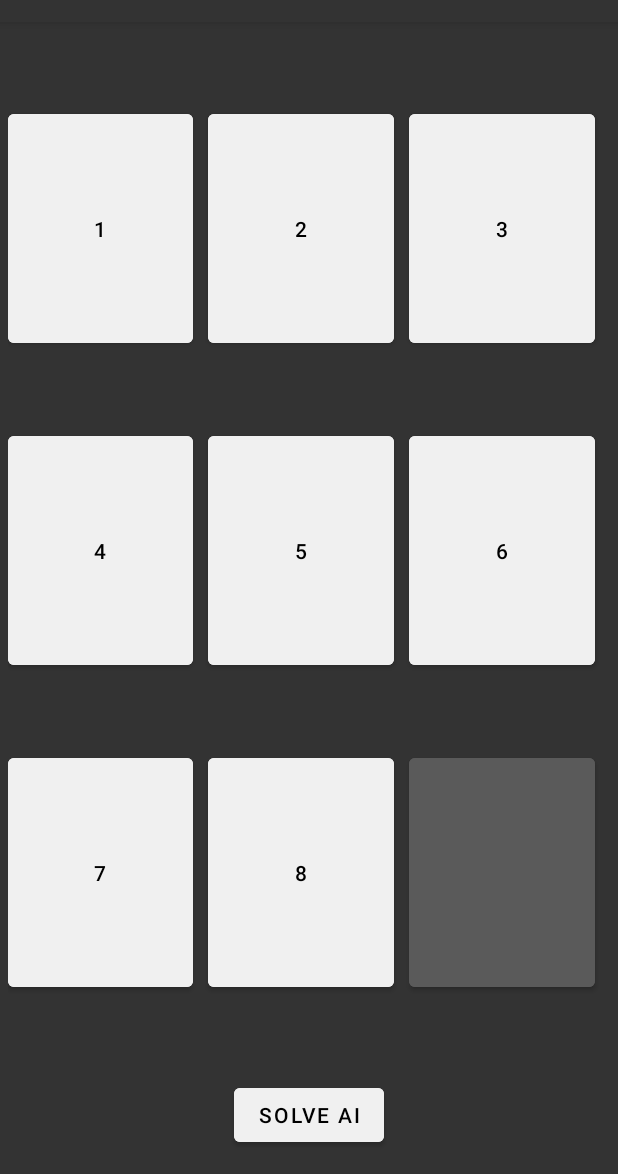
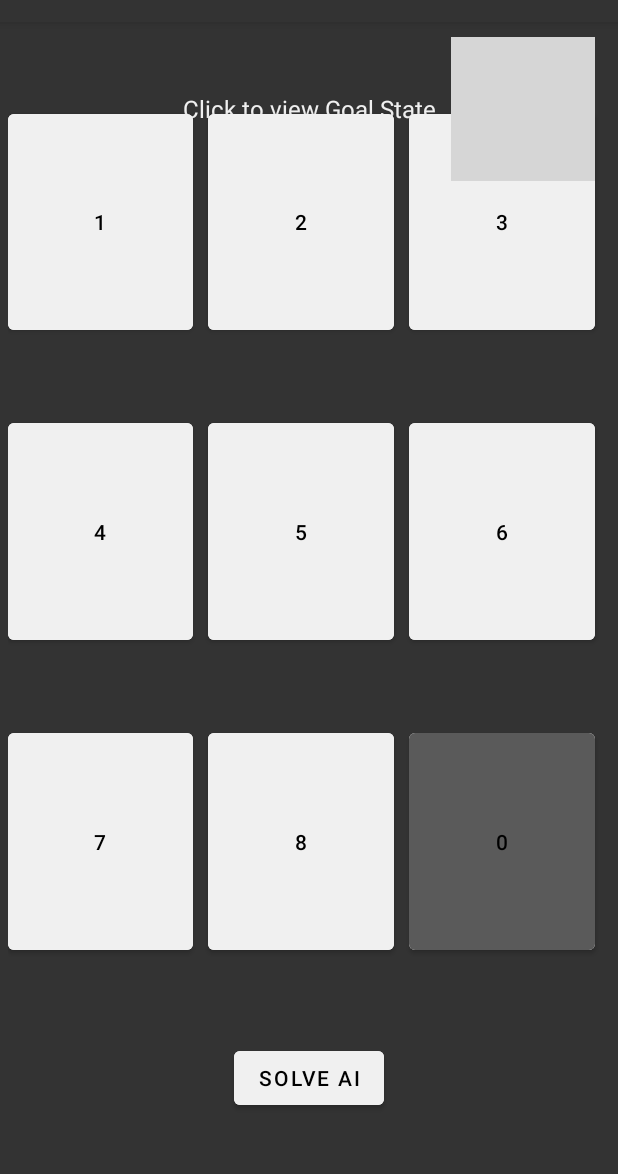
Before and after one commit to MrBT007/8-Puzzle-Solver, an Android app: the MainActivity screen opened directly, with no data from a screen before it, on a phone screen of 412 x 824 dp, the part 62-1236 px from its top. Run offline under Robolectric (Android 15) with nearby library versions, the phone set to English and light mode, and no system bars; 9 statements that could not run were skipped; grey boxes are pictures that could not be loaded.

Commit message:
iButton, random states : Done inversion state validation: Pending

```diff
--- a/app/src/main/java/com/example/a8puzzlesolver/MainActivity.kt
+++ b/app/src/main/java/com/example/a8puzzlesolver/MainActivity.kt
@@ -1,40 +1,103 @@
 package com.example.a8puzzlesolver
 
-import android.animation.ObjectAnimator
 import android.graphics.Color
+import android.graphics.drawable.ColorDrawable
 import androidx.appcompat.app.AppCompatActivity
 import android.os.Bundle
 import android.os.Handler
 import android.os.Looper
-import android.util.Log
-import android.view.View
-import android.widget.Button
-import android.widget.Toast
-import java.util.*
-import java.util.Collections.swap
-import kotlin.math.log
+import android.view.*
+import android.view.animation.AlphaAnimation
+import android.view.animation.AnimationUtils
+import android.widget.*
+import com.example.a8puzzlesolver.databinding.ActivityMainBinding
 
 class MainActivity : AppCompatActivity() {
     lateinit var buttons: List<List<Button>>
+    private lateinit var binding: ActivityMainBinding
     var emptyButtonIndex_i: Int = 2
     var emptyButtonIndex_j: Int = 2
+    private lateinit var popupWindow: PopupWindow
+    private lateinit var handler: Handler
+    private lateinit var runnable: Runnable
+    private lateinit var textView: TextView
+
     override fun onCreate(savedInstanceState: Bundle?) {
         super.onCreate(savedInstanceState)
-        setContentView(R.layout.activity_main)
+        binding = ActivityMainBinding.inflate(layoutInflater)
+        setContentView(binding.root)
+
+        textView = findViewById(R.id.i_goal_state_text)
+
+        val handler = Handler()
+        val runnable = object : Runnable {
+            override fun run() {
+                // Show the textview with fade-in animation
+                textView.visibility = View.VISIBLE
+                textView.startAnimation(AnimationUtils.loadAnimation(this@MainActivity, R.anim.i_button_fade_in))
+
+                Handler().postDelayed({
+                    textView.visibility = View.GONE
+                }, 5000)
+
+                // Repeat the animation after 15 seconds
+                handler.postDelayed(this, 15000)
+            }
+        }
+        handler.post(runnable)
 
 
         buttons = listOf(
-            listOf(findViewById(R.id.button1),
+            listOf(
+                findViewById(R.id.button1),
                 findViewById(R.id.button2),
-            findViewById(R.id.button3)),
-            listOf(findViewById(R.id.button4),
+                findViewById(R.id.button3)
+            ),
+            listOf(
+                findViewById(R.id.button4),
                 findViewById(R.id.button5),
-            findViewById(R.id.button6)),
-            listOf(findViewById(R.id.button7),
+                findViewById(R.id.button6)
+            ),
+            listOf(
+                findViewById(R.id.button7),
                 findViewById(R.id.button8),
-            findViewById(R.id.button9))
+                findViewById(R.id.button9)
+            )
         )
 
+        val initState = intent.getStringArrayListExtra("initState")
+        val goalState = intent.getStringArrayListExtra("goalState")
+//
+        var index = 0
+        for (i in 0..2) {
+            for (j in 0..2) {
+//                Log.e("Value at $i,$j", "${initState?.get(index)}", )
+                buttons[i][j].text = initState!![index].toString()
+                if (buttons[i][j].text.toString() == "0") {
+                    emptyButtonIndex_i = i
+                    emptyButtonIndex_j = j
+                }
+                index++
+            }
+        }
+        val popupView = LayoutInflater.from(this).inflate(R.layout.activity_goal_state_popup, null)
+        popupWindow = PopupWindow(popupView, 800, 800)
+        popupWindow.setBackgroundDrawable(ColorDrawable(Color.TRANSPARENT))
+        popupWindow.animationStyle = R.style.PopupAnimation
+
+        val closeButton = popupView.findViewById<Button>(R.id.close_button)
+        closeButton.setOnClickListener {
+            popupWindow.dismiss()
+        }
+
+        popupView.findViewById<Button>(R.id.close_button).setOnClickListener {
+            popupWindow.dismiss()
+        }
+        binding.iButton.setOnClickListener{
+            popupWindow.showAtLocation(binding.iButton, Gravity.CENTER, 0, 0)
+        }
+
+        buttons[emptyButtonIndex_i][emptyButtonIndex_j].setBackgroundColor(Color.parseColor("#5a5a5a"))
         buttons.forEachIndexed { i, row ->
             row.forEachIndexed { j, button ->
                 button.setOnClickListener {
@@ -45,61 +108,6 @@ class MainActivity : AppCompatActivity() {
         }
     }
 
-//    private fun swapButtons(i: Int, j: Int) {
-//        val buttonToMove = buttons[i][j]
-//        val emptyButton = buttons[emptyButtonIndex_i][emptyButtonIndex_j]
-//
-//        // Check if the clicked button is adjacent to the empty button (not diagonally)
-//        var isAdjacent = false
-//        if (i - 1 >= 0 && buttons[i - 1][j].text.toString() == "") {
-//            isAdjacent = true
-//            emptyButtonIndex_i = i - 1
-//            emptyButtonIndex_j = j
-//        } else if (i + 1 < 3 && buttons[i + 1][j].text.toString() == "") {
-//            isAdjacent = true
-//            emptyButtonIndex_i = i + 1
-//            emptyButtonIndex_j = j
-//        } else if (j - 1 >= 0 && buttons[i][j - 1].text.toString() == "") {
-//            isAdjacent = true
-//            emptyButtonIndex_i = i
-//            emptyButtonIndex_j = j - 1
-//        } else if (j + 1 < 3 && buttons[i][j + 1].text.toString() == "") {
-//            isAdjacent = true
-//            emptyButtonIndex_i = i
-//            emptyButtonIndex_j = j + 1
-//        }
-//
-//        if (isAdjacent) {
-//            // Animate the movement of the buttons using ObjectAnimator
-//            val xDiff = emptyButton.x - buttonToMove.x
-//            val yDiff = emptyButton.y - buttonToMove.y
-//
-//            ObjectAnimator.ofFloat(buttonToMove, View.TRANSLATION_X, xDiff)
-//                .apply { duration = 200 }
-//                .start()
-//            ObjectAnimator.ofFloat(buttonToMove, View.TRANSLATION_Y, yDiff)
-//                .apply { duration = 200 }
-//                .start()
-//            ObjectAnimator.ofFloat(emptyButton, View.TRANSLATION_X, -xDiff)
-//                .apply { duration = 200 }
-//                .start()
-//            ObjectAnimator.ofFloat(emptyButton, View.TRANSLATION_Y, -yDiff)
-//                .apply { duration = 200 }
-//                .start()
-//
-//            // Swap the buttons in the 2D list
-////            val temp = buttons[i][j]
-////            buttons[i][j] = buttons[emptyButtonIndex_i][emptyButtonIndex_j]
-////            buttons[emptyButtonIndex_i][emptyButtonIndex_j] = temp
-//            buttons[emptyButtonIndex_i][emptyButtonIndex_j].text = buttons[i][j].text
-//            buttons[i][j].text = ""
-//            for(i in buttons.indices){
-//                for(j in buttons[i].indices){
-//                    Log.e("Button $i,$j", "${buttons[i][j].text}")
-//                }
-//            }
-//        }
-//    }
     private fun swapButtons(i: Int, j: Int) {
         val clickedButton = buttons[i][j]
         val emptyButton = buttons[emptyButtonIndex_i][emptyButtonIndex_j]
--- a/app/src/main/res/layout/activity_main.xml
+++ b/app/src/main/res/layout/activity_main.xml
@@ -6,6 +6,34 @@
     android:layout_height="match_parent"
     android:background="#333333"
     tools:context=".MainActivity">
+
+    <LinearLayout
+        app:layout_constraintTop_toTopOf="parent"
+        app:layout_constraintEnd_toEndOf="parent"
+        android:layout_marginTop="10dp"
+        android:layout_marginEnd="15dp"
+        android:gravity="center"
+        android:layout_width="wrap_content"
+        android:layout_height="wrap_content"
+        android:orientation="horizontal">
+
+        <TextView
+            android:id="@+id/i_goal_state_text"
+            android:layout_width="wrap_content"
+            android:layout_height="wrap_content"
+            android:text="Click to view Goal State"
+            android:textColor="#f0f0f0"
+            android:textSize="16sp"
+            android:layout_marginEnd="10dp"/>
+
+        <ImageButton
+            android:id="@+id/iButton"
+            android:layout_width="wrap_content"
+            android:layout_height="wrap_content"
+            android:src="@drawable/ic_baseline_info_24"
+            android:background="@android:color/transparent"/>
+
+    </LinearLayout>
 
     <GridLayout
         android:id="@+id/grid_layout"
@@ -128,8 +156,8 @@
             android:layout_row="2"
             android:layout_column="2"
             android:id="@+id/button9"
-            android:text=""
-            android:backgroundTint="#5a5a5a"
+            android:text="0"
+            android:backgroundTint="#f0f0f0"
             android:layout_marginEnd="10dp"
             android:layout_marginBottom="50dp"
             android:layout_width="0dp"
@@ -142,13 +170,12 @@
         android:id="@+id/buttonSolveAI"
         android:layout_width="wrap_content"
         android:layout_height="wrap_content"
+        android:backgroundTint="#f0f0f0"
+        android:layout_marginBottom="40dp"
         android:text="Solve AI"
-        android:backgroundTint="#f0f0f0"
-        android:layout_marginBottom="15sp"
         app:layout_constraintBottom_toBottomOf="parent"
         app:layout_constraintEnd_toEndOf="parent"
-        app:layout_constraintStart_toStartOf="parent"
-        app:layout_constraintTop_toBottomOf="@id/grid_layout">
+        app:layout_constraintStart_toStartOf="parent">
 
     </Button>
 
```
Also changed, not shown: app/src/main/AndroidManifest.xml (+5 -3 lines), app/src/main/java/com/example/a8puzzlesolver/stateInitActivity.kt (+125 -106 lines), app/src/main/res/layout/activity_state_init.xml (+24 -10 lines). Lines whose indentation alone changed are shown as unchanged.
